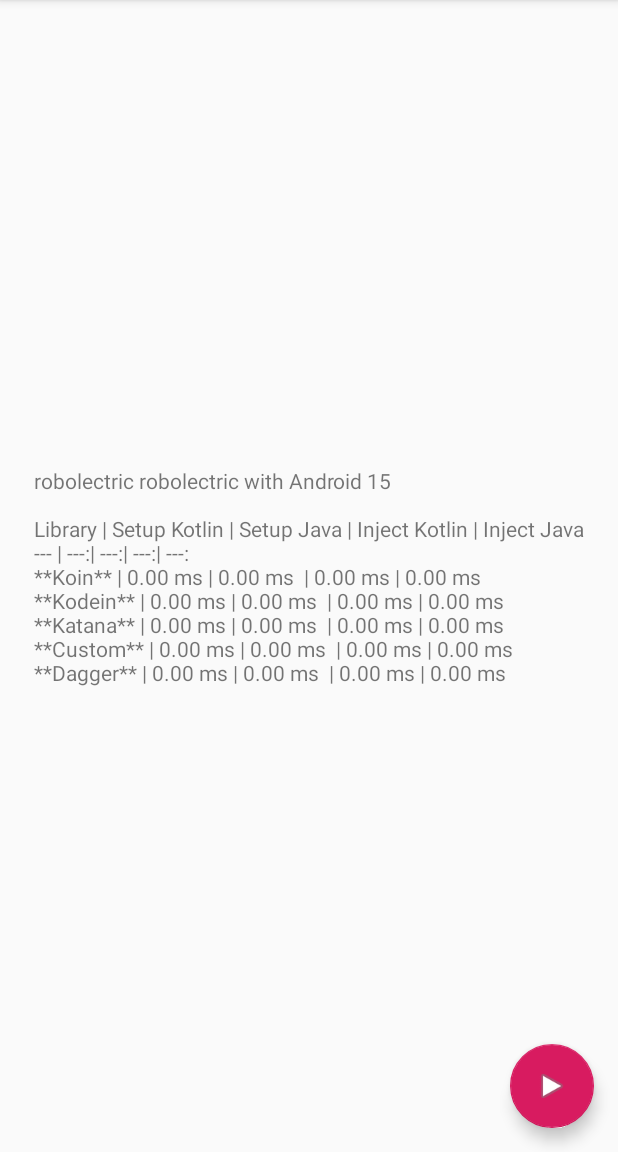
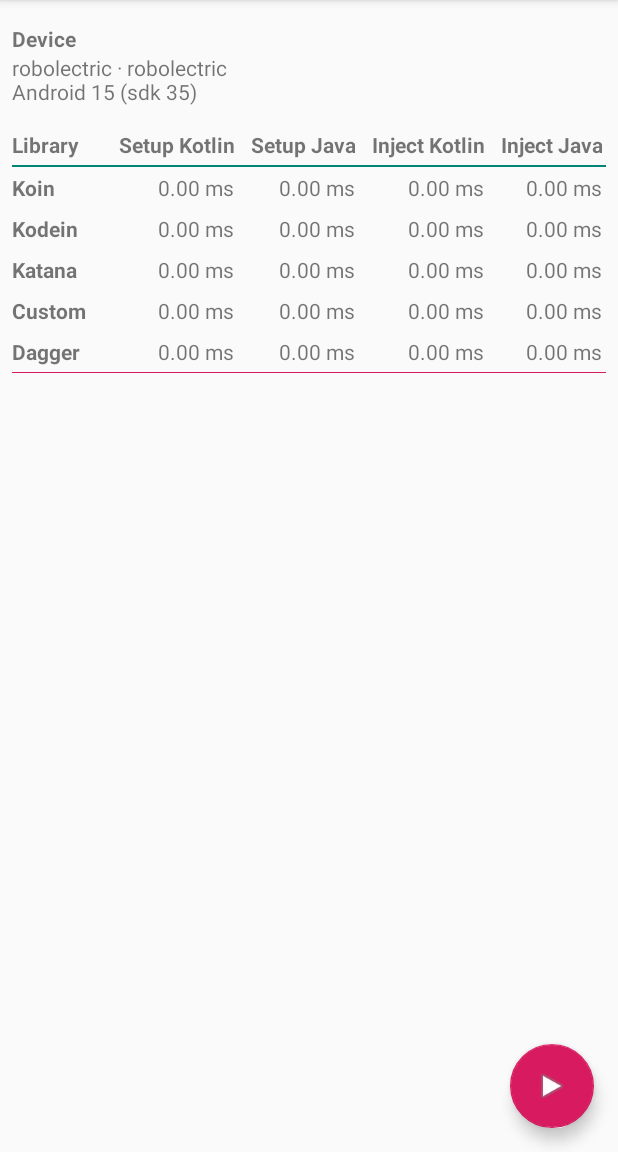
Before and after one commit to Sloy/android-dependency-injection-performance, an Android app: the screen it shows after launch (MainActivity), on a phone screen of 412 x 824 dp, the part 84-1236 px from its top. Run offline under Robolectric (Android 15) with nearby library versions, the phone set to English and light mode, and no system bars; our stand-ins replace Dagger/Hilt's generated code; libraries missing offline, so code that uses them is left out: org.kodein.di, org.rewedigital.katana; 17 statements that could not run were skipped.

Commit message:
Display content in TableLayout

```diff
--- a/app/src/main/java/com/sloydev/dependencyinjectionperformance/InjectionTest.kt
+++ b/app/src/main/java/com/sloydev/dependencyinjectionperformance/InjectionTest.kt
@@ -28,14 +28,12 @@ import javax.inject.Inject
 
 class InjectionTest : KoinComponent {
 
-    private lateinit var callback: (String) -> Unit
     private val kotlinDaggerTest = KotlinDaggerTest()
     private val javaDaggerTest = JavaDaggerTest()
 
     private val rounds = 100
 
-    fun runTests(callback: (String) -> Unit) {
-        this.callback = callback
+    fun runTests(): List<LibraryResult> {
         val results = listOf(
             koinTest(),
             kodeinTest(),
@@ -44,23 +42,10 @@ class InjectionTest : KoinComponent {
             daggerTest()
         )
         reportMarkdown(results)
+        return results
     }
 
-    private fun reportMarkdown(results: List<LibraryResult>) {
-        val sb = StringBuilder()
-        log("Done!\n")
-        sb.append("\n")
-        sb.append("${Build.BRAND} ${Build.DEVICE} with Android ${Build.VERSION.RELEASE}\n")
-        sb.append("\n")
-        sb.append("Library | Setup Kotlin | Setup Java | Inject Kotlin | Inject Java\n")
-        sb.append("--- | ---:| ---:| ---:| ---:\n")
-        results.forEach {
-            sb.append("**${it.injectorName}** | ${it[Variant.KOTLIN].startupTime.median().format()} | ${it[Variant.JAVA].startupTime.median().format()}  | ${it[Variant.KOTLIN].injectionTime.median().format()} | ${it[Variant.JAVA].injectionTime.median().format()}\n")
-        }
 
-        log(sb.toString())
-        this.callback.invoke(sb.toString())
-    }
 
     private fun runTest(
         setup: () -> Unit,
--- a/app/src/main/java/com/sloydev/dependencyinjectionperformance/MainActivity.kt
+++ b/app/src/main/java/com/sloydev/dependencyinjectionperformance/MainActivity.kt
@@ -1,24 +1,28 @@
 package com.sloydev.dependencyinjectionperformance
 
+import android.annotation.SuppressLint
+import android.graphics.Typeface
+import android.os.Build
 import android.os.Bundle
+import android.view.View
+import android.view.ViewGroup
+import android.widget.TableRow
+import android.widget.TextView
 import androidx.appcompat.app.AppCompatActivity
-import com.google.android.material.snackbar.Snackbar
+import androidx.core.view.GravityCompat
+import androidx.core.view.plusAssign
+import androidx.core.view.updatePadding
 import kotlinx.android.synthetic.main.activity_main.*
 import kotlinx.android.synthetic.main.content_main.*
-import kotlinx.coroutines.Deferred
-import kotlinx.coroutines.GlobalScope
-import kotlinx.coroutines.async
 
 class MainActivity : AppCompatActivity() {
-
-    private lateinit var job: Deferred<Unit>
 
     override fun onCreate(savedInstanceState: Bundle?) {
         super.onCreate(savedInstanceState)
         setContentView(R.layout.activity_main)
         setSupportActionBar(toolbar)
 
-        fab.setOnClickListener { view ->
+        fab.setOnClickListener {
             runTests()
         }
 
@@ -26,15 +30,79 @@ class MainActivity : AppCompatActivity() {
     }
 
     private fun runTests() {
-        runOnUiThread {
-            textView.text = getString(R.string.running_tests)
+        val results = InjectionTest().runTests()
+        reportOnLogcat(results)
+        reportOnScreen(results)
+    }
+
+    private fun reportOnLogcat(results: List<LibraryResult>) {
+        log("Done!\n")
+        log("\n")
+        log("${Build.BRAND} ${Build.DEVICE} with Android ${Build.VERSION.RELEASE}\n")
+        log("\n")
+        log("Library | Setup Kotlin | Setup Java | Inject Kotlin | Inject Java\n")
+        log("--- | ---:| ---:| ---:| ---:\n")
+        results.forEach {
+            log("**${it.injectorName}** | ${it[Variant.KOTLIN].startupTime.median().format()} | ${it[Variant.JAVA].startupTime.median().format()}  | ${it[Variant.KOTLIN].injectionTime.median().format()} | ${it[Variant.JAVA].injectionTime.median().format()}\n")
         }
-        this.job = GlobalScope.async {
-            InjectionTest().runTests {
-                runOnUiThread {
-                    textView.text = it
-                }
+    }
+
+    @SuppressLint("SetTextI18n")
+    private fun reportOnScreen(results: List<LibraryResult>) {
+        deviceInfo.text = """
+                ${Build.BRAND} · ${Build.DEVICE}
+                Android ${Build.VERSION.RELEASE} (sdk ${Build.VERSION.SDK_INT})
+            """.trimIndent()
+
+        results.forEach { result ->
+            table += row(
+                nameCell(result.injectorName),
+                timeCell(result[Variant.JAVA].startupTime.median()),
+                timeCell(result[Variant.KOTLIN].startupTime.median()),
+                timeCell(result[Variant.JAVA].injectionTime.median()),
+                timeCell(result[Variant.KOTLIN].injectionTime.median())
+            )
+        }
+
+        table.addView(
+            separator(),
+            ViewGroup.LayoutParams(ViewGroup.LayoutParams.MATCH_PARENT, 1.dp)
+        )
+    }
+
+    private fun timeCell(time: Double): TextView {
+        return TextView(this).apply {
+            text = time.format()
+            gravity = GravityCompat.END
+        }
+    }
+
+    private fun nameCell(name: String): TextView {
+        return TextView(this).apply {
+            text = name
+            setTypeface(null, Typeface.BOLD)
+        }
+    }
+
+    private fun row(vararg cells: View): TableRow {
+        return TableRow(this).also { row ->
+            cells.forEach { cell ->
+                row += cell
             }
+            row.updatePadding(
+                top = 4.dp,
+                bottom = 4.dp
+            )
+        }
+    }
+
+    private fun separator(): View {
+        return View(this).apply {
+            setBackgroundColor(resources.getColor(R.color.colorAccent))
+            updatePadding(
+                top = 4.dp,
+                bottom = 4.dp
+            )
         }
     }
 
--- a/app/src/main/java/com/sloydev/dependencyinjectionperformance/Utilities.kt
+++ b/app/src/main/java/com/sloydev/dependencyinjectionperformance/Utilities.kt
@@ -1,5 +1,6 @@
 package com.sloydev.dependencyinjectionperformance
 
+import android.content.res.Resources
 import android.util.Log
 import java.util.*
 import kotlin.system.measureNanoTime
@@ -29,3 +30,6 @@ fun List<Milliseconds>.median() = sorted().let { (it[it.size / 2] + it[(it.size
 fun log(msg: String) {
     Log.i("DI-TEST", msg)
 }
+
+val Int.dp: Int
+    get() = (this * Resources.getSystem().displayMetrics.density).toInt()
--- a/app/src/main/res/layout/content_main.xml
+++ b/app/src/main/res/layout/content_main.xml
@@ -1,22 +1,92 @@
 <?xml version="1.0" encoding="utf-8"?>
-<androidx.constraintlayout.widget.ConstraintLayout
-        xmlns:android="http://schemas.android.com/apk/res/android"
-        xmlns:tools="http://schemas.android.com/tools"
-        xmlns:app="http://schemas.android.com/apk/res-auto"
+<ScrollView xmlns:android="http://schemas.android.com/apk/res/android"
+    xmlns:app="http://schemas.android.com/apk/res-auto"
+    xmlns:tools="http://schemas.android.com/tools"
+    android:layout_width="match_parent"
+    android:layout_height="match_parent"
+    app:layout_behavior="@string/appbar_scrolling_view_behavior"
+    tools:context=".MainActivity"
+    tools:showIn="@layout/activity_main">
+
+    <LinearLayout
         android:layout_width="match_parent"
-        android:layout_height="match_parent"
-        app:layout_behavior="@string/appbar_scrolling_view_behavior"
-        tools:showIn="@layout/activity_main"
-        tools:context=".MainActivity">
+        android:layout_height="wrap_content"
+        android:orientation="vertical"
+        android:paddingLeft="8dp"
+        android:paddingTop="16dp"
+        android:paddingRight="8dp"
+        android:paddingBottom="16dp">
 
-    <TextView
-            android:id="@+id/textView"
+        <TextView
             android:layout_width="wrap_content"
             android:layout_height="wrap_content"
-            android:text="Hello World!"
+            android:text="Device"
+            android:textStyle="bold" />
+
+        <TextView
+            android:id="@+id/deviceInfo"
+            android:layout_width="wrap_content"
+            android:layout_height="wrap_content"
+            android:text="Brand: Emulator\nModel: x86_64\nVersion: 9 Pie" />
+
+        <TableLayout
+            android:id="@+id/table"
+            android:layout_width="match_parent"
+            android:layout_height="wrap_content"
+            android:layout_marginTop="16dp"
+
+            android:stretchColumns="0,1,2,3,4"
             app:layout_constraintBottom_toBottomOf="parent"
             app:layout_constraintLeft_toLeftOf="parent"
             app:layout_constraintRight_toRightOf="parent"
-            app:layout_constraintTop_toTopOf="parent"/>
+            app:layout_constraintTop_toTopOf="parent">
 
-</androidx.constraintlayout.widget.ConstraintLayout>
+            <TableRow
+                android:layout_width="match_parent"
+                android:layout_height="wrap_content"
+                android:paddingBottom="4dp">
+
+                <TextView
+                    android:layout_width="wrap_content"
+                    android:layout_height="wrap_content"
+                    android:text="Library"
+                    android:textStyle="bold" />
+
+                <TextView
+                    android:layout_width="wrap_content"
+                    android:layout_height="wrap_content"
+                    android:gravity="end"
+                    android:text="Setup Kotlin"
+                    android:textStyle="bold" />
+
+                <TextView
+                    android:layout_width="wrap_content"
+                    android:layout_height="wrap_content"
+                    android:gravity="end"
+                    android:text="Setup Java"
+                    android:textStyle="bold" />
+
+                <TextView
+                    android:layout_width="wrap_content"
+                    android:layout_height="wrap_content"
+                    android:gravity="end"
+                    android:text="Inject Kotlin"
+                    android:textStyle="bold" />
+
+                <TextView
+                    android:layout_width="wrap_content"
+                    android:layout_height="wrap_content"
+                    android:gravity="end"
+                    android:text="Inject Java"
+                    android:textStyle="bold" />
+            </TableRow>
+
+            <View
+                android:layout_width="match_parent"
+                android:layout_height="1dp"
+                android:background="@color/colorPrimary"
+                android:paddingTop="4dp"
+                android:paddingBottom="4dp" />
+        </TableLayout>
+    </LinearLayout>
+</ScrollView>
```
